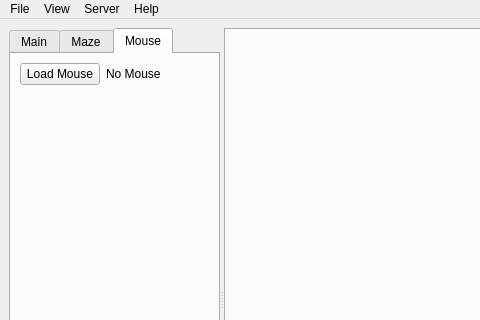
The window that sim/simulator/lib/mainwindow.ui (WPISmartmouse/Smartmouse_2018) describes before a commit, drawn with Qt 5; both pictures show x 0 to 480 and y 0 to 320 of the 769 by 600 pixel window.
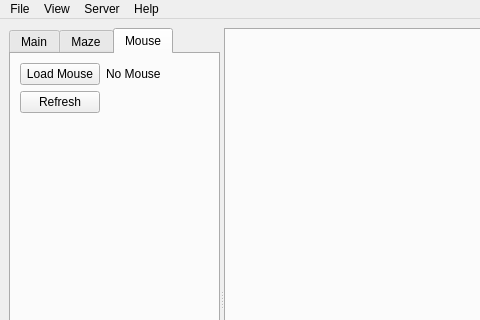
The same window after the commit.

Commit message: draws mouse chassis and wheels

Diff of the .ui file:
```diff
--- a/sim/simulator/lib/mainwindow.ui
+++ b/sim/simulator/lib/mainwindow.ui
@@ -138,6 +138,13 @@
            </property>
           </widget>
          </item>
+         <item row="1" column="0">
+          <widget class="QPushButton" name="refresh_mouse_button">
+           <property name="text">
+            <string>Refresh</string>
+           </property>
+          </widget>
+         </item>
         </layout>
        </widget>
       </widget>
```
The commit also changes 4 other files.
